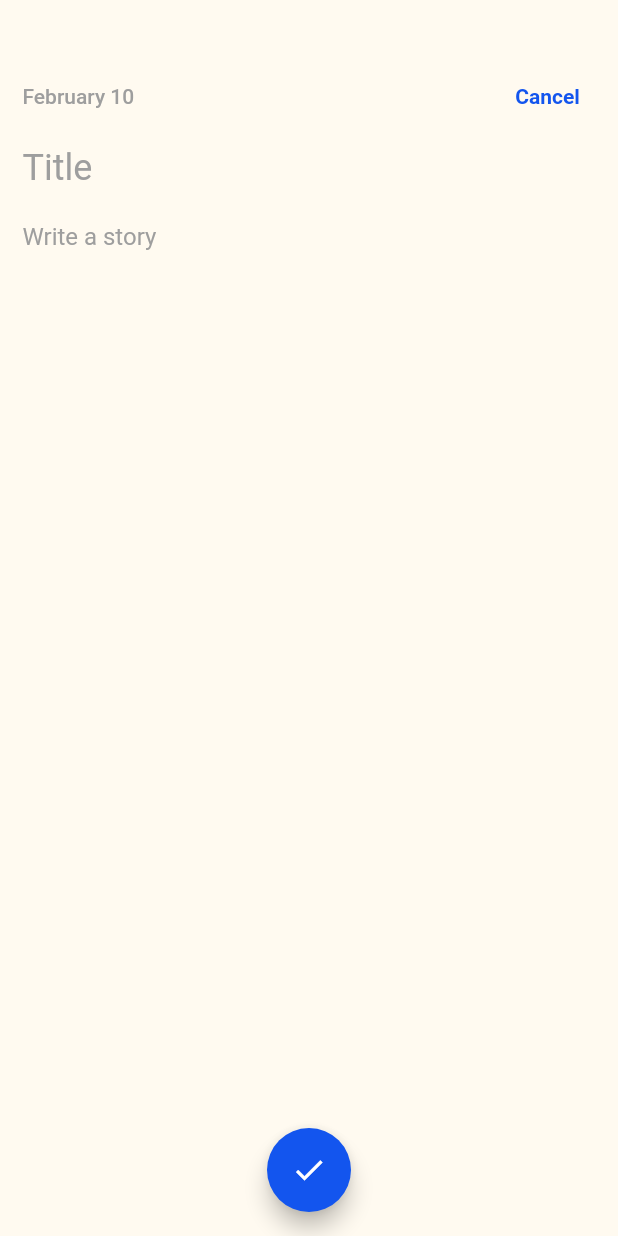
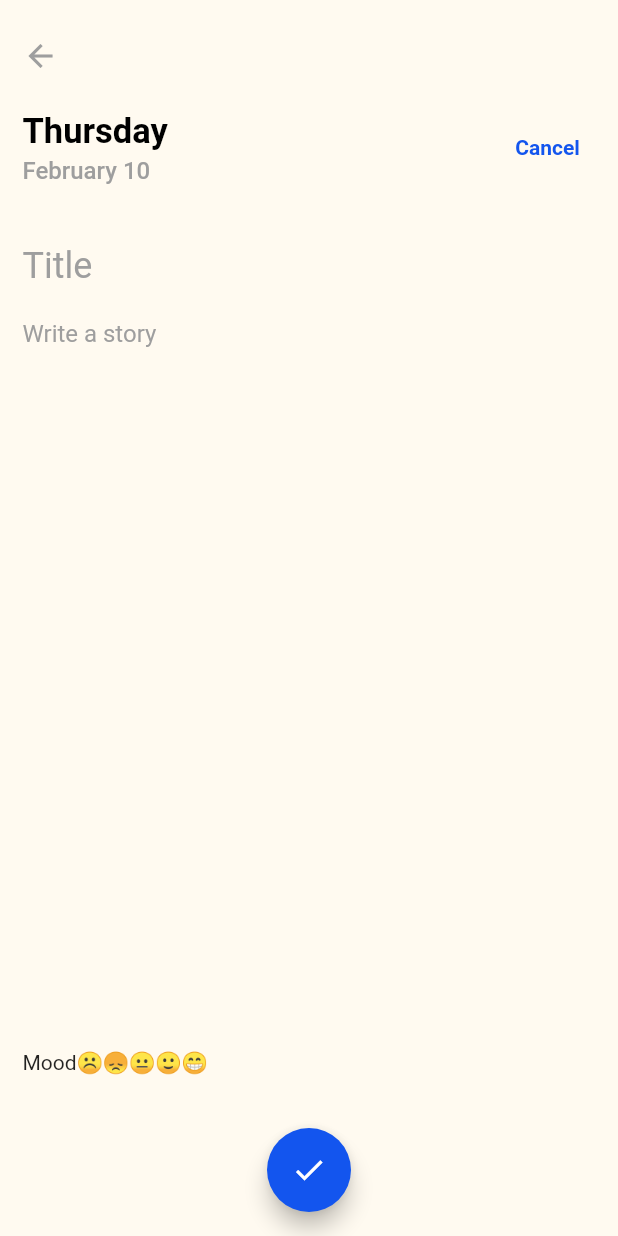
Before and after one commit to janprince/diario, a Flutter app: the EntryPage screen opened directly, on a phone screen of 412 x 824 dp. Run offline on Flutter 3.47's test engine with Material 2 defaults, Android fonts, the phone set to English and light mode, and no system bars; our stand-ins replace sqflite; accounts and stored records are empty.

Commit message:
updated entry.dart

```diff
--- a/lib/pages/entry.dart
+++ b/lib/pages/entry.dart
@@ -18,7 +18,7 @@ class _EntryPageState extends State<EntryPage> {
 
   TextEditingController storyController = TextEditingController();
 
-  var date_now = get_date();
+  List<dynamic> date_now = get_date();
 
   bool _validation_error = false;
 
@@ -49,7 +49,7 @@ class _EntryPageState extends State<EntryPage> {
             });
             if (_validation_error == false) {
               DiaryEntry diary_entry = DiaryEntry(
-                  date: date_now,
+                  date: date_now[1],
                   title: titleController.value.text,
                   entry: storyController.value.text);
 
@@ -67,19 +67,45 @@ class _EntryPageState extends State<EntryPage> {
         body: SingleChildScrollView(
           child: SafeArea(
             child: Padding(
-              padding: const EdgeInsets.symmetric(vertical: 40, horizontal: 15),
+              padding: const EdgeInsets.symmetric(vertical: 5, horizontal: 15),
               child: Column(
                 crossAxisAlignment: CrossAxisAlignment.start,
                 children: [
-                  Row(
+                  Padding(
+                    padding: const EdgeInsets.symmetric(vertical: 20),
+                    child: GestureDetector(
+                      onTap: () => Navigator.pop(context),
+                      child: Icon(
+                        Icons.arrow_back,
+                        color: Colors.grey,
+                      ),
+                    ),
+                  ),
+                  Container(
+                    margin: EdgeInsets.only(bottom: 30, top: 5),
+                    child: Row(
                       children: [
-                      Container(
-                        // margin: EdgeInsets.symmetric(vertical: 40),
+                        Column(
+                          crossAxisAlignment: CrossAxisAlignment.start,
+                          children: [
+                            Text(
+                              date_now[0],
+                              style: TextStyle(
+                                  fontSize: 23,
+                                  color: Colors.black,
+                                  fontWeight: FontWeight.bold),
+                            ),
+                            Padding(
+                              padding: const EdgeInsets.only(top: 3),
                               child: Text(
-                          date_now,
+                                date_now[1],
                                 style: TextStyle(
-                              fontWeight: FontWeight.w500, color: Colors.grey),
+                                    fontWeight: FontWeight.w500,
+                                    color: Colors.grey,
+                                    fontSize: 16),
                               ),
+                            ),
+                          ],
                         ),
                         Spacer(),
                         TextButton(
@@ -93,6 +119,7 @@ class _EntryPageState extends State<EntryPage> {
                           ),
                         ),
                       ],
+                    ),
                   ),
                   TextField(
                     controller: titleController,
@@ -117,7 +144,17 @@ class _EntryPageState extends State<EntryPage> {
                       hintText: "Write a story",
                       border: InputBorder.none,
                     ),
-                  )
+                  ),
+                  Row(
+                    children: [
+                      Text("Mood"),
+                      Text("☹️"),
+                      Text("😞"),
+                      Text("😐"),
+                      Text("🙂"),
+                      Text("😁")
+                    ],
+                  ),
                 ],
               ),
             ),
@@ -169,9 +206,10 @@ class _EntryPageState extends State<EntryPage> {
   }
 }
 
-String get_date() {
+List get_date() {
   var dateNow = DateTime.now();
-  var day = DateFormat('EEEE').format(dateNow).toString();
-  var month_day = DateFormat('MMMMd').format(dateNow).toString();
-  return month_day;
+  var day = DateFormat('EEEE').format(dateNow);
+  var month_day = DateFormat('MMMMd').format(dateNow);
+  List d = [day, month_day];
+  return d;
 }
```
Lines whose indentation alone changed are shown as unchanged.
